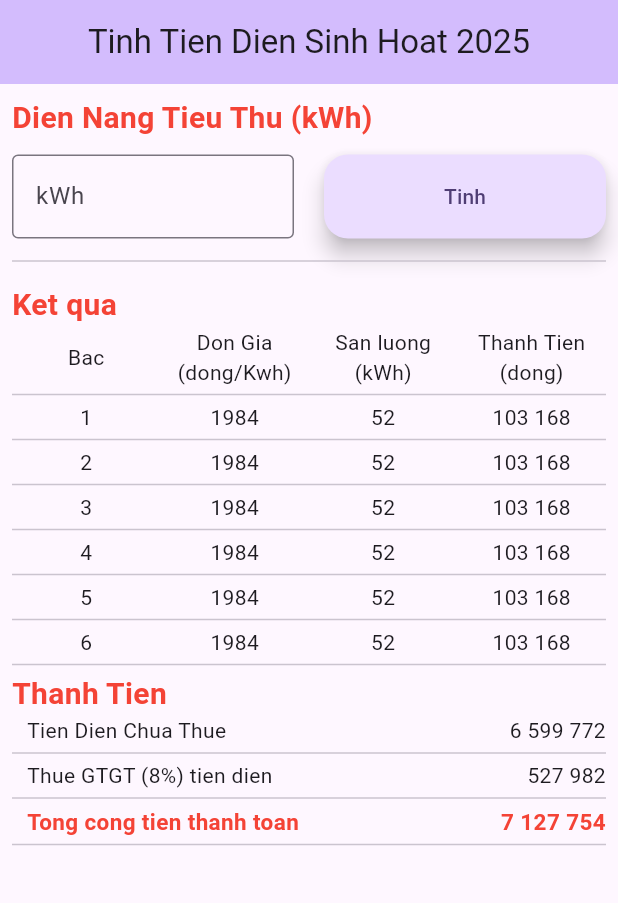
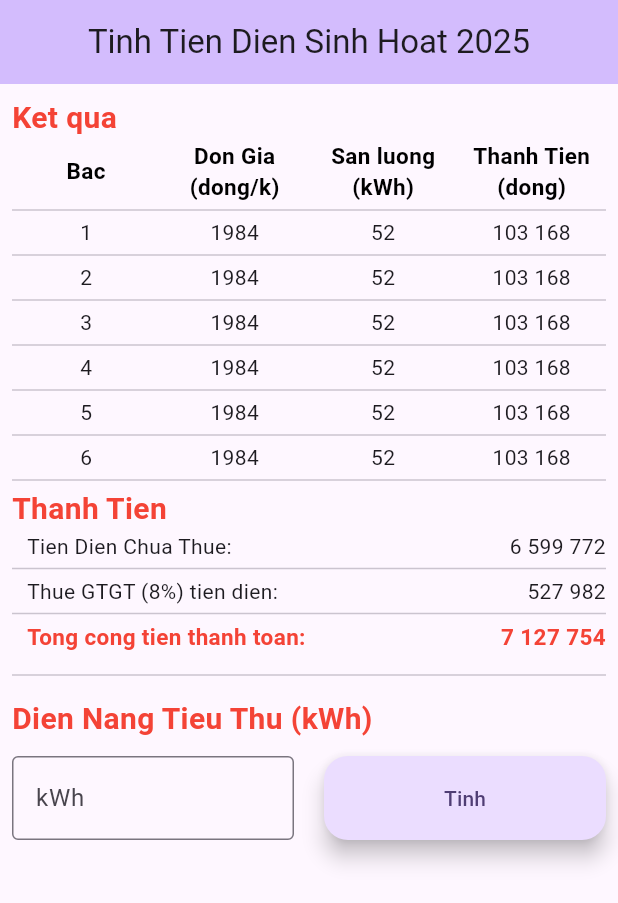
Before and after one commit to dophatgl/evn-calculator, a Flutter app: the screen it shows after launch, on a phone screen of 412 x 824 dp. Shown: the top 903 px of the screen. Run offline on Flutter 3.47's test engine with Material 3 defaults, Android fonts, the phone set to English and light mode, and no system bars.

Commit message:
update UI

```diff
--- a/evn_calculator_app/lib/main.dart
+++ b/evn_calculator_app/lib/main.dart
@@ -69,53 +69,19 @@ class _MyHomePageState extends State<MyHomePage> {
         // the App.build method, and use it to set our appbar title.
         title: Center(child: Text(widget.title)),
       ),
-      body: Padding(
+      body: SingleChildScrollView(
         padding: const EdgeInsets.all(8.0),
         child: Column(
           crossAxisAlignment: CrossAxisAlignment.stretch,
           children: <Widget>[
-            Text(
-              Strings.totalPower,
-              textAlign: TextAlign.left,
-              style: AppTextStyle.header,
-            ),
-            Container(height: 10),
-            SizedBox(
-              width: screenWidth - 100,
-              child: Row(
-                mainAxisAlignment: MainAxisAlignment.spaceEvenly,
-                children: [
-                  Expanded(
-                    child: TextField(
-                      decoration: InputDecoration(
-                        border: OutlineInputBorder(),
-                        labelText: 'kWh',
-                      ),
-                      keyboardType: TextInputType.numberWithOptions(),
-                      textAlign: TextAlign.end,
-                    ),
-                  ),
-                  VerticalDivider(width: 20),
-                  Expanded(
-                    child: FloatingActionButton(
-                      onPressed: () {
-                        //do something
-                      },
-                      child: Text(Strings.buttonCalculator),
-                    ),
-                  ),
-                ],
-              ),
-            ),
-            Divider(height: 30),
             Text(Strings.resultLabel, style: AppTextStyle.header),
             Row(
               crossAxisAlignment: CrossAxisAlignment.center,
               children: [
-                _Item("Bac"),
-                _Item("Don Gia\n(dong/Kwh)"),
-                _Item("San luong\n(kWh)"),
-                _Item("Thanh Tien\n(dong)"),
+                _Item("Bac", textStyle: AppTextStyle.boldLabel),
+                _Item("Don Gia\n(dong/k)", textStyle: AppTextStyle.boldLabel),
+                _Item("San luong\n(kWh)", textStyle: AppTextStyle.boldLabel),
+                _Item("Thanh Tien\n(dong)", textStyle: AppTextStyle.boldLabel),
               ],
             ),
             Divider(height: 10),
@@ -178,7 +144,7 @@ class _MyHomePageState extends State<MyHomePage> {
               padding: const EdgeInsets.only(left: 10.0),
               child: Row(
                 children: [
-                  _Item("Tien Dien Chua Thue", textAlign: TextAlign.left),
+                  _Item("Tien Dien Chua Thue:", textAlign: TextAlign.left),
                   _Item("6 599 772", textAlign: TextAlign.right),
                 ],
               ),
@@ -188,7 +154,7 @@ class _MyHomePageState extends State<MyHomePage> {
               padding: const EdgeInsets.only(left: 10.0),
               child: Row(
                 children: [
-                  _Item("Thue GTGT (8%) tien dien", textAlign: TextAlign.left),
+                  _Item("Thue GTGT (8%) tien dien:", textAlign: TextAlign.left),
                   _Item("527 982", textAlign: TextAlign.right),
                 ],
               ),
@@ -199,7 +165,7 @@ class _MyHomePageState extends State<MyHomePage> {
               child: Row(
                 children: [
                   _Item(
-                    "Tong cong tien thanh toan",
+                    "Tong cong tien thanh toan:",
                     textAlign: TextAlign.left,
                     textStyle: AppTextStyle.redBoldLabel,
                   ),
@@ -211,7 +177,40 @@ class _MyHomePageState extends State<MyHomePage> {
                 ],
               ),
             ),
-            Divider(height: 10),
+            Divider(height: 30),
+            Text(
+              Strings.totalPower,
+              textAlign: TextAlign.left,
+              style: AppTextStyle.header,
+            ),
+            Container(height: 10),
+            SizedBox(
+              width: screenWidth - 100,
+              child: Row(
+                mainAxisAlignment: MainAxisAlignment.spaceEvenly,
+                children: [
+                  Expanded(
+                    child: TextField(
+                      decoration: InputDecoration(
+                        border: OutlineInputBorder(),
+                        labelText: 'kWh',
+                      ),
+                      keyboardType: TextInputType.numberWithOptions(),
+                      textAlign: TextAlign.end,
+                    ),
+                  ),
+                  VerticalDivider(width: 20),
+                  Expanded(
+                    child: FloatingActionButton(
+                      onPressed: () {
+                        //do something
+                      },
+                      child: Text(Strings.buttonCalculator),
+                    ),
+                  ),
+                ],
+              ),
+            ),
           ],
         ),
       ),
```
